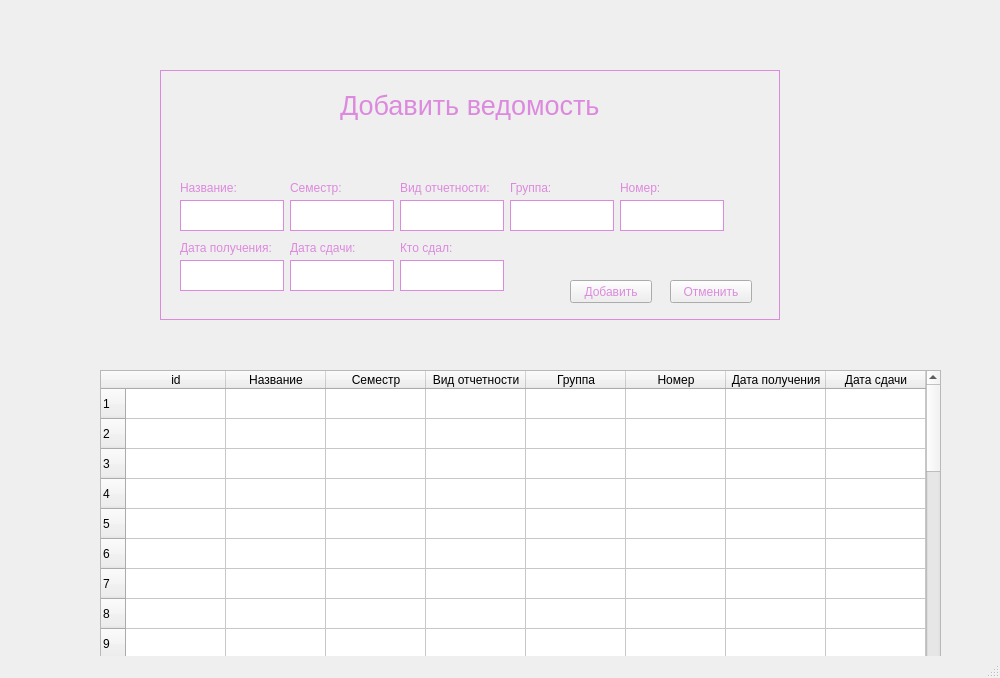
Old version of the form mainwindow.ui in the repository Dead-Valet/StatementBases.
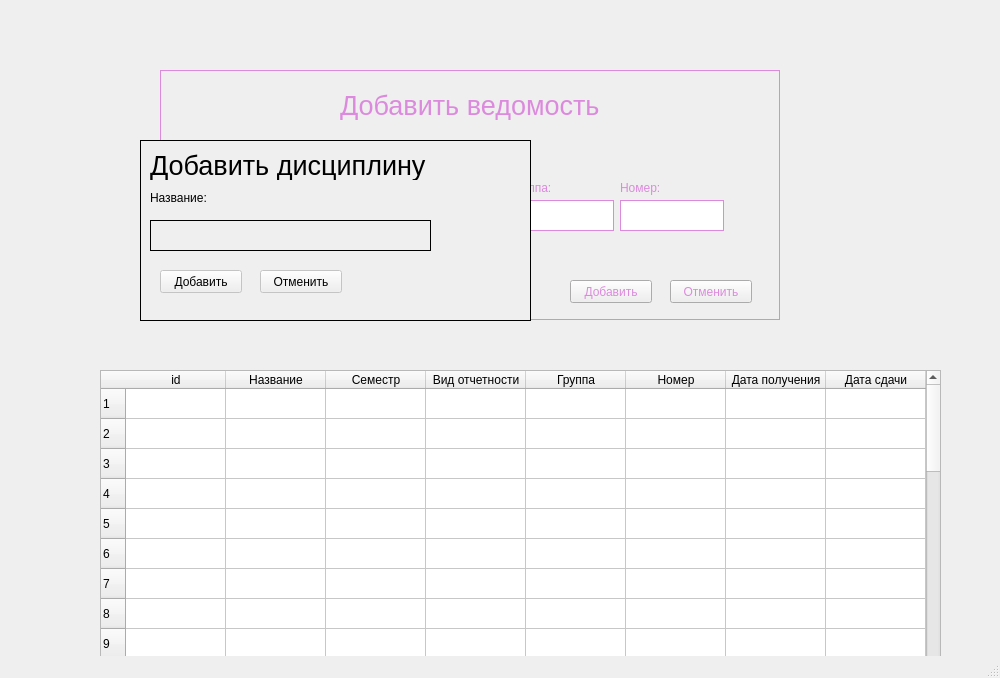
New version of the form.

Diff of the .ui file:
```diff
--- a/mainwindow.ui
+++ b/mainwindow.ui
@@ -291,6 +291,9 @@
         <height>31</height>
        </rect>
       </property>
+      <property name="locale">
+       <locale language="Russian" country="Russia"/>
+      </property>
       <property name="frameShape">
        <enum>QFrame::Shape::Panel</enum>
       </property>
@@ -339,28 +342,28 @@
        <bool>false</bool>
       </property>
      </widget>
-     <widget class="QPlainTextEdit" name="plainTextEdit_6">
-      <property name="geometry">
-       <rect>
-        <x>130</x>
-        <y>190</y>
-        <width>104</width>
-        <height>31</height>
-       </rect>
-      </property>
-      <property name="frameShape">
-       <enum>QFrame::Shape::Panel</enum>
-      </property>
-      <property name="frameShadow">
-       <enum>QFrame::Shadow::Plain</enum>
-      </property>
-      <property name="Correct" stdset="0">
-       <bool>false</bool>
-      </property>
-     </widget>
      <widget class="QPlainTextEdit" name="plainTextEdit_7">
       <property name="geometry">
        <rect>
+        <x>130</x>
+        <y>190</y>
+        <width>104</width>
+        <height>31</height>
+       </rect>
+      </property>
+      <property name="frameShape">
+       <enum>QFrame::Shape::Panel</enum>
+      </property>
+      <property name="frameShadow">
+       <enum>QFrame::Shadow::Plain</enum>
+      </property>
+      <property name="Correct" stdset="0">
+       <bool>false</bool>
+      </property>
+     </widget>
+     <widget class="QPlainTextEdit" name="plainTextEdit_6">
+      <property name="geometry">
+       <rect>
         <x>20</x>
         <y>190</y>
         <width>104</width>
@@ -386,6 +389,9 @@
         <height>31</height>
        </rect>
       </property>
+      <property name="locale">
+       <locale language="Russian" country="Russia"/>
+      </property>
       <property name="frameShape">
        <enum>QFrame::Shape::Panel</enum>
       </property>
@@ -570,8 +576,110 @@
      </widget>
     </widget>
    </widget>
+   <widget class="QFrame" name="addDisWid">
+    <property name="enabled">
+     <bool>false</bool>
+    </property>
+    <property name="geometry">
+     <rect>
+      <x>140</x>
+      <y>140</y>
+      <width>391</width>
+      <height>181</height>
+     </rect>
+    </property>
+    <property name="autoFillBackground">
+     <bool>true</bool>
+    </property>
+    <property name="frameShape">
+     <enum>QFrame::Shape::Panel</enum>
+    </property>
+    <property name="frameShadow">
+     <enum>QFrame::Shadow::Plain</enum>
+    </property>
+    <widget class="QPlainTextEdit" name="plainTextEdit_9">
+     <property name="geometry">
+      <rect>
+       <x>10</x>
+       <y>80</y>
+       <width>281</width>
+       <height>31</height>
+      </rect>
+     </property>
+     <property name="frameShape">
+      <enum>QFrame::Shape::Panel</enum>
+     </property>
+     <property name="frameShadow">
+      <enum>QFrame::Shadow::Plain</enum>
+     </property>
+     <property name="Correct" stdset="0">
+      <bool>false</bool>
+     </property>
+    </widget>
+    <widget class="QLabel" name="label_11">
+     <property name="enabled">
+      <bool>false</bool>
+     </property>
+     <property name="geometry">
+      <rect>
+       <x>10</x>
+       <y>50</y>
+       <width>71</width>
+       <height>16</height>
+      </rect>
+     </property>
+     <property name="text">
+      <string>Название:</string>
+     </property>
+    </widget>
+    <widget class="QLabel" name="label_18">
+     <property name="geometry">
+      <rect>
+       <x>10</x>
+       <y>10</y>
+       <width>281</width>
+       <height>30</height>
+      </rect>
+     </property>
+     <property name="font">
+      <font>
+       <pointsize>20</pointsize>
+      </font>
+     </property>
+     <property name="text">
+      <string>Добавить дисциплину</string>
+     </property>
+    </widget>
+    <widget class="QPushButton" name="ConfirmAdding_2">
+     <property name="geometry">
+      <rect>
+       <x>20</x>
+       <y>130</y>
+       <width>82</width>
+       <height>23</height>
+      </rect>
+     </property>
+     <property name="text">
+      <string>Добавить</string>
+     </property>
+    </widget>
+    <widget class="QPushButton" name="CancelAdding_2">
+     <property name="geometry">
+      <rect>
+       <x>120</x>
+       <y>130</y>
+       <width>82</width>
+       <height>23</height>
+      </rect>
+     </property>
+     <property name="text">
+      <string>Отменить</string>
+     </property>
+    </widget>
+   </widget>
    <zorder>addStatWid</zorder>
    <zorder>workSpace</zorder>
+   <zorder>addDisWid</zorder>
   </widget>
   <widget class="QMenuBar" name="menubar">
    <property name="geometry">
```
